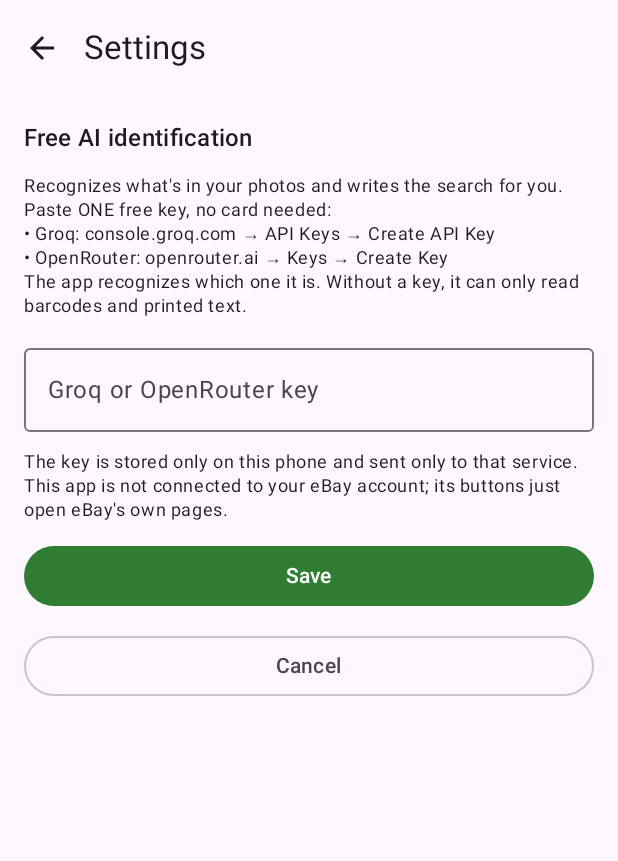
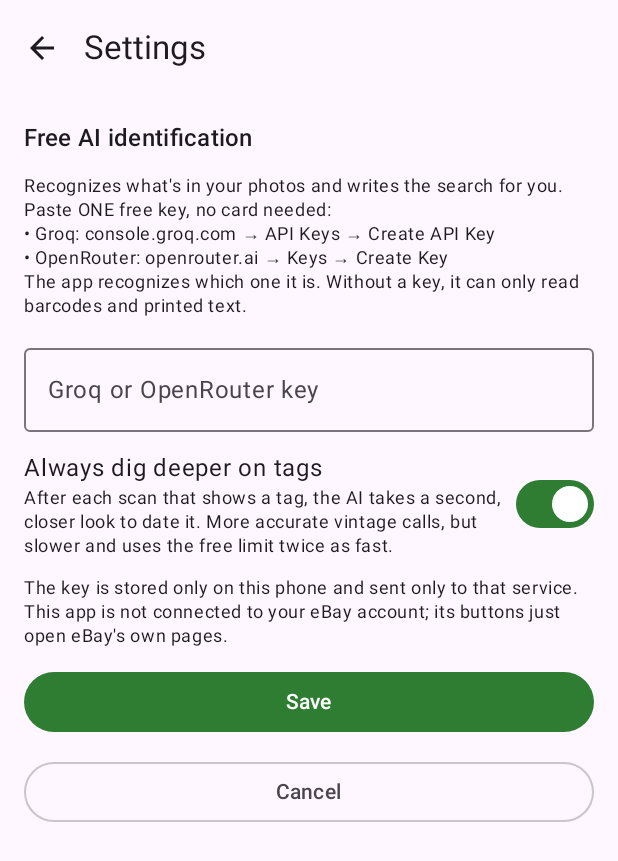
Before and after one commit to ILoveTacosFromJITB/Research-app, an Android app built with Jetpack Compose: the screen it shows after launch (MainActivity), on a phone screen of 412 x 824 dp. Shown: the top 861 px of the screen. Run offline under Robolectric (Android 15) with nearby library versions, the phone set to English and light mode, and no system bars.

Commit message:
Dig deeper on the tag automatically when a tag is in the photos
After a scan whose answer read a tag or called the item vintage/unsure, the
tag-focused second look now runs right away ("Checking the tag closely…"),
falling back to the first answer if it fails. Items without tags skip it.
A Settings switch (on by default) turns it off for faster scans that use
less of the free limit; the manual Dig deeper button remains.

Co-Authored-By: Claude Opus 5.5 <noreply@anthropic.com>
Claude-Session: https://claude.ai/code/session_017L7aU6BSBzaspxfKzSABNp

```diff
--- a/app/src/main/java/com/resellcomps/app/Settings.kt
+++ b/app/src/main/java/com/resellcomps/app/Settings.kt
@@ -16,6 +16,11 @@ class Settings(context: Context) {
         get() = prefs.getString("lens_question", "").orEmpty()
         set(v) = prefs.edit().putString("lens_question", v).apply()
 
+    /** Run "Dig deeper on the tag" automatically after each scan that shows a tag. */
+    var autoDigDeeper: Boolean
+        get() = prefs.getBoolean("auto_dig_deeper", true)
+        set(v) = prefs.edit().putBoolean("auto_dig_deeper", v).apply()
+
     var seenSettings: Boolean
         get() = prefs.getBoolean("seen_settings", false)
         set(v) = prefs.edit().putBoolean("seen_settings", v).apply()
--- a/app/src/main/java/com/resellcomps/app/ui/App.kt
+++ b/app/src/main/java/com/resellcomps/app/ui/App.kt
@@ -4,6 +4,7 @@ import androidx.activity.compose.BackHandler
 import androidx.compose.foundation.isSystemInDarkTheme
 import androidx.compose.foundation.layout.Arrangement
 import androidx.compose.foundation.layout.Column
+import androidx.compose.foundation.layout.Row
 import androidx.compose.foundation.layout.ExperimentalLayoutApi
 import androidx.compose.foundation.layout.Spacer
 import androidx.compose.foundation.layout.fillMaxSize
@@ -27,6 +28,7 @@ import androidx.compose.material3.OutlinedButton
 import androidx.compose.material3.OutlinedTextField
 import androidx.compose.material3.Scaffold
 import androidx.compose.material3.Text
+import androidx.compose.material3.Switch
 import androidx.compose.material3.TopAppBar
 import androidx.compose.material3.darkColorScheme
 import androidx.compose.material3.lightColorScheme
@@ -139,6 +141,7 @@ private fun FailedScreen(s: Screen.Failed, modifier: Modifier, onRetry: (() -> U
 private fun SettingsScreen(vm: MainViewModel, modifier: Modifier, onDone: () -> Unit) {
     val st = vm.settings
     var freeAiKey by remember { mutableStateOf(st.freeAiKey) }
+    var autoDig by remember { mutableStateOf(st.autoDigDeeper) }
 
     Column(
         modifier.verticalScroll(rememberScrollState()).padding(16.dp),
@@ -158,6 +161,17 @@ private fun SettingsScreen(vm: MainViewModel, modifier: Modifier, onDone: () ->
             visualTransformation = PasswordVisualTransformation(),
             modifier = Modifier.fillMaxWidth(),
         )
+        Row(verticalAlignment = Alignment.CenterVertically) {
+            Column(Modifier.weight(1f)) {
+                Text("Always dig deeper on tags", style = MaterialTheme.typography.bodyLarge)
+                Text(
+                    "After each scan that shows a tag, the AI takes a second, closer look to date it. " +
+                        "More accurate vintage calls, but slower and uses the free limit twice as fast.",
+                    style = MaterialTheme.typography.bodySmall,
+                )
+            }
+            Switch(checked = autoDig, onCheckedChange = { autoDig = it })
+        }
         Text(
             "The key is stored only on this phone and sent only to that service. " +
                 "This app is not connected to your eBay account; its buttons just open eBay's own pages.",
@@ -166,6 +180,7 @@ private fun SettingsScreen(vm: MainViewModel, modifier: Modifier, onDone: () ->
         Button(
             onClick = {
                 st.freeAiKey = freeAiKey
+                st.autoDigDeeper = autoDig
                 st.seenSettings = true
                 onDone()
             },
```
Also changed, not shown: app/src/main/java/com/resellcomps/app/MainViewModel.kt (+24 -1 lines).
